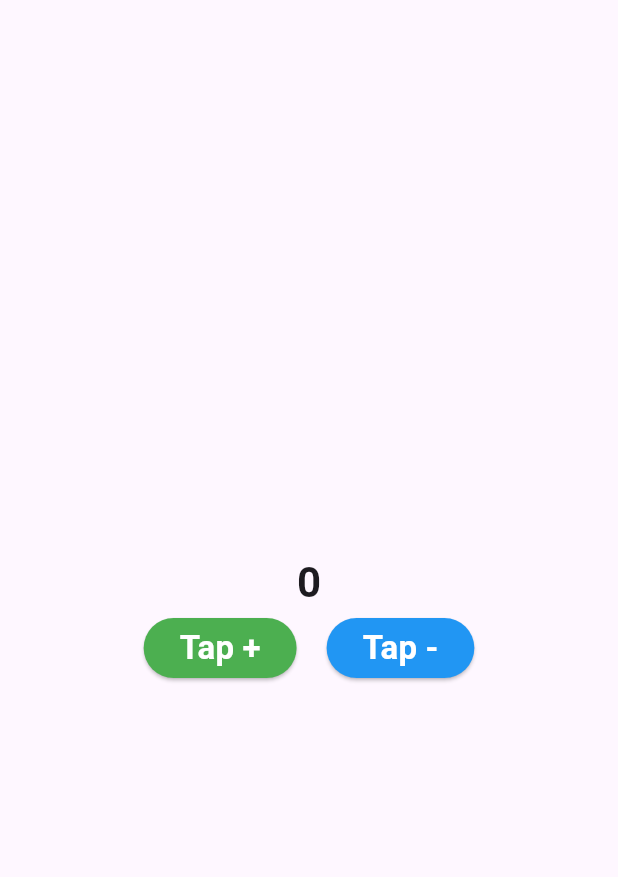
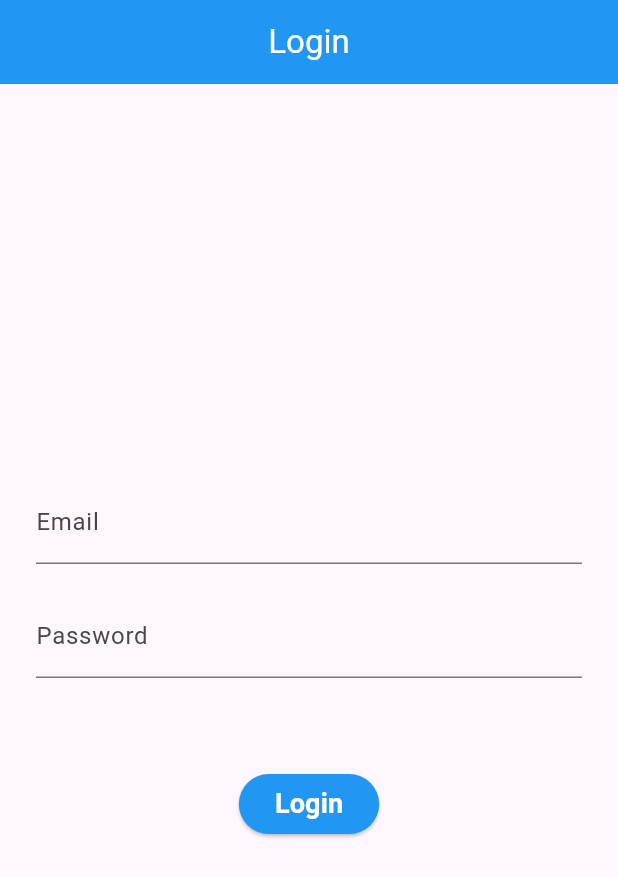
Before and after one commit to rahat-hub/flutter_bloc_test_app, a Flutter app: the screen it shows after launch, on a phone screen of 412 x 824 dp. Shown: the top 877 px of the screen. Run offline on Flutter 3.47's test engine with Material 3 defaults, Android fonts, the light colour scheme and no system bars; our stand-ins replace bloc, dio, equatable, flutter_bloc.

Commit message:
Implement networking layer, authentication repository, and login UI
- Create `ApiService` using the `dio` package to handle generic GET and POST requests.
- Implement `AuthRepo` to manage user authentication logic via the `dummyjson` API.
- Add `LoginScreen` featuring email and password input fields and a login button.
- Add a placeholder `HomeScreen` and rename the existing counter module's `HomeScreen` to `HomeScreenText`.
- Update `main.dart` to set `LoginScreen` as the initial route and comment out legacy Bloc provider logic.
- Add `dio` as a dependency in `pubspec.yaml`.
- Create a new file for `UserModel`.

```diff
--- /dev/null
+++ b/lib/data/repositories/auth_repo.dart
@@ -0,0 +1,24 @@
+import 'package:dio/dio.dart';
+import 'package:flutter_bloc_test_app/data/services/api_service.dart';
+
+class AuthRepo {
+  final _apiServices = ApiService();
+
+  /// [LOGIN] --> Function to login the User
+  Future<Response> loginUser({required String username, required String password}) async {
+    try {
+      Response response = await _apiServices.postApi(
+        url: 'https://dummyjson.com/auth/login',
+        data: {
+          'username': username,
+          'password': password,
+        },
+      );
+
+      return response;
+
+    } catch (e) {
+      throw Exception('Failed to login: $e');
+    }
+  }
+}
--- a/lib/features/test_count_module/screen/home_screen.dart
+++ b/lib/features/test_count_module/screen/home_screen_text.dart
@@ -6,8 +6,8 @@ import '../bloc/counter_bloc.dart';
 import '../bloc/counter_event.dart';
 import '../bloc/counter_state.dart';
 
-class HomeScreen extends StatelessWidget {
-  const HomeScreen({super.key});
+class HomeScreenText extends StatelessWidget {
+  const HomeScreenText({super.key});
 
   @override
   Widget build(BuildContext context) => Scaffold(
--- a/lib/main.dart
+++ b/lib/main.dart
@@ -1,10 +1,11 @@
 import 'package:flutter/material.dart';
-import 'package:flutter_bloc/flutter_bloc.dart';
+// import 'package:flutter_bloc/flutter_bloc.dart';
 // import 'package:flutter_bloc_test_app/features/auth/login/cubit/login_cubit.dart';
 // import 'package:flutter_bloc_test_app/features/auth/login/view/login_view.dart';
-import 'package:flutter_bloc_test_app/features/test_count_module/screen/home_screen.dart';
+// import 'package:flutter_bloc_test_app/features/test_count_module/screen/home_screen_text.dart';
+import 'package:flutter_bloc_test_app/screen/login/login_screen.dart';
 
-import 'features/test_count_module/bloc/counter_bloc.dart';
+// import 'features/test_count_module/bloc/counter_bloc.dart';
 
 // import 'features/counter/cubit/counter_cudit.dart';
 // import 'features/counter/view/counter_page.dart';
@@ -37,13 +38,26 @@ class MyApp extends StatelessWidget {
   const MyApp({super.key});
 
   @override
-  Widget build(BuildContext context) => BlocProvider(
-    create: (context) => CounterNewBlock(),
-    child: MaterialApp(
-      theme: ThemeData(
-        useMaterial3: true
-      ),
-      home: HomeScreen(),
-    ),
-  );
+  Widget build(BuildContext context) {
+    return MaterialApp(
+      debugShowCheckedModeBanner: false,
+      home: LoginScreen(),
+    );
+  }
 }
+
+
+// class MyApp extends StatelessWidget {
+//   const MyApp({super.key});
+//
+//   @override
+//   Widget build(BuildContext context) => BlocProvider(
+//     create: (context) => CounterNewBlock(),
+//     child: MaterialApp(
+//       theme: ThemeData(
+//         useMaterial3: true
+//       ),
+//       home: HomeScreenText(),
+//     ),
+//   );
+// }
--- /dev/null
+++ b/lib/screen/login/login_screen.dart
@@ -0,0 +1,51 @@
+
+import 'package:flutter/material.dart';
+
+class LoginScreen extends StatelessWidget {
+  const LoginScreen({super.key});
+
+  @override
+  Widget build(BuildContext context) {
+    return Scaffold(
+      appBar: AppBar(
+        backgroundColor: Colors.blue,
+        title: Text('Login', style: TextStyle(color: Colors.white)),
+        centerTitle: true,
+      ),
+      body: Padding(
+        padding: const EdgeInsets.all(24),
+        child: Column(
+          mainAxisAlignment: MainAxisAlignment.center,
+          spacing: 20,
+          children: [
+            // Email
+            TextFormField(
+              controller: TextEditingController(),
+              decoration: InputDecoration(
+                labelText: 'Email'
+              ),
+            ),
+            // Password
+            TextFormField(
+              controller: TextEditingController(),
+              decoration: InputDecoration(
+                  labelText: 'Password'
+              ),
+            ),
+
+            SizedBox(height: 20),
+
+            ElevatedButton(
+              style: ElevatedButton.styleFrom(
+                backgroundColor: Colors.blue,
+              ),
+                onPressed: (){},
+                child: Text('Login', style: TextStyle(color: Colors.white, fontSize: 18, fontWeight: FontWeight.w600),)
+            ),
+
+          ],
+        ),
+      )
+    );
+  }
+}
--- a/pubspec.yaml
+++ b/pubspec.yaml
@@ -15,6 +15,7 @@ dependencies:
   flutter_bloc: ^9.1.1
   equatable: ^2.1.0
   bloc: ^9.2.1
+  dio: ^5.11.0
 
 dev_dependencies:
   flutter_test:
```
Also changed, not shown: lib/data/services/api_service.dart (added, +28 -0 lines), lib/screen/home/home_screen.dart (added, +11 -0 lines), lib/model/user_model.dart (added), pubspec.lock.
